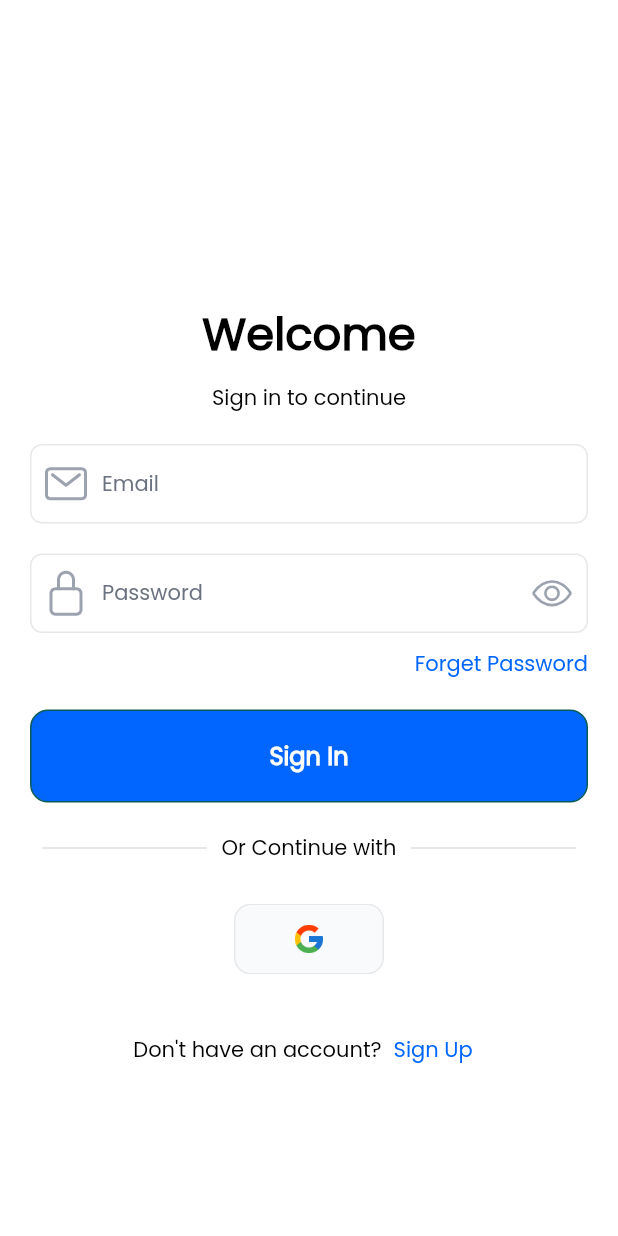
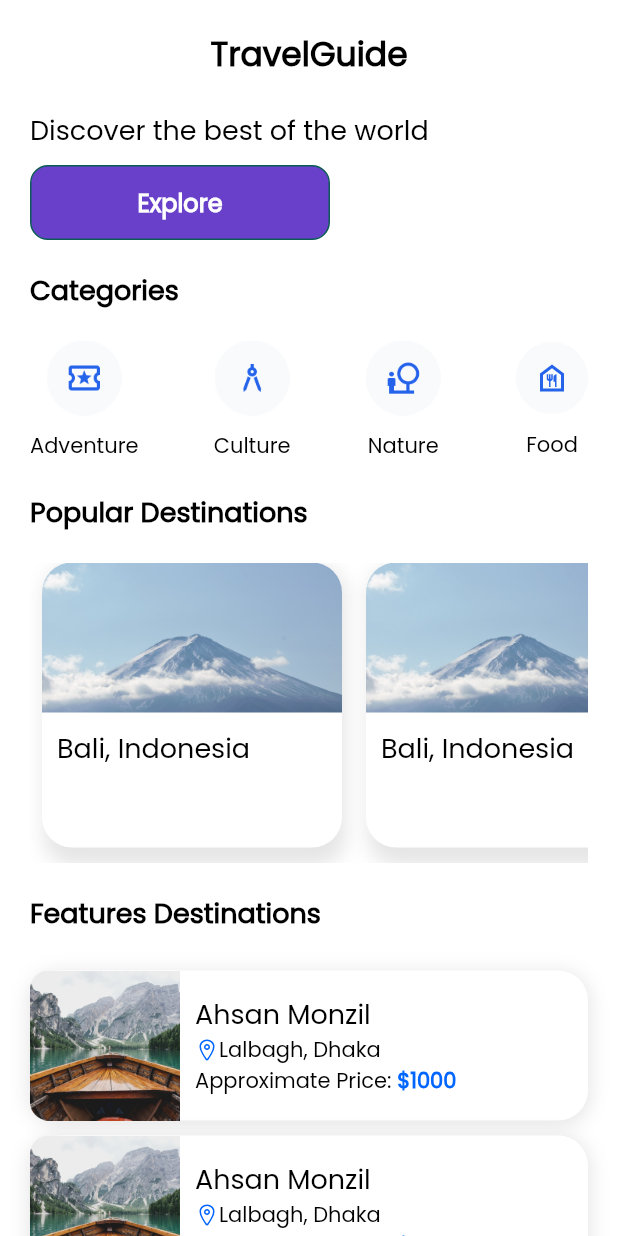
Before and after one commit to zobayerdev/Tour_Guide_Flutter, a Flutter app: the screen it shows after launch, after a tap on "Sign In", on a phone screen of 412 x 824 dp. Run offline on Flutter 3.47's test engine with Material 3 defaults, Android fonts, the light colour scheme and no system bars; our stand-ins replace dio, flutter_svg, fluttertoast, get, get_it, get_storage and 2 more.

Commit message:
Home screen is completed by 70%

```diff
--- a/lib/assets_helper/app_icons.dart
+++ b/lib/assets_helper/app_icons.dart
@@ -22,4 +22,5 @@ class AppIcons {
   static const String profileSvg = '$iconsRoute/profile.svg';
   static const String savedGrey = '$iconsRoute/saved_grey.svg';
   static const String leftArrow = '$iconsRoute/left_arrow.svg';
+  static const String food = '$iconsRoute/food.svg';
 }
--- a/lib/assets_helper/app_images.dart
+++ b/lib/assets_helper/app_images.dart
@@ -15,5 +15,10 @@ class AppImages {
   static const String lock = '$imageRoute/lock.png';
   static const String nature = '$imageRoute/nature.png';
   static const String popular = '$imageRoute/popular.png';
+  static const String main = '$imageRoute/main.png';
   static const String verification_image = '$imageRoute/verification_image.png';
+
+  static const String image1 = '$imageRoute/image1.png';
+  static const String image2 = '$imageRoute/image2.png';
+  static const String fimg1 = '$imageRoute/fimg1.png';
 }
--- a/lib/features/auth_screen/sign_in_screen/presentation/sign_in_screen.dart
+++ b/lib/features/auth_screen/sign_in_screen/presentation/sign_in_screen.dart
@@ -101,7 +101,9 @@ class _SignInScreenState extends State<SignInScreen> {
                   ),
                   customButton(
                     name: 'Sign In',
-                    onCallBack: () {},
+                    onCallBack: () {
+                      NavigationService.navigateTo(Routes.homeScreen);
+                    },
                     context: context,
                     color: AppColors.primaryColor,
                   ),
--- /dev/null
+++ b/lib/features/home_screen/presentation/home_screen.dart
@@ -0,0 +1,398 @@
+import 'package:boylar_plate/assets_helper/app_colors.dart';
+import 'package:boylar_plate/assets_helper/app_fonts.dart';
+import 'package:boylar_plate/assets_helper/app_icons.dart';
+import 'package:boylar_plate/assets_helper/app_images.dart';
+import 'package:boylar_plate/common_widgets/custom_button.dart';
+import 'package:flutter/material.dart';
+import 'package:flutter_svg/svg.dart';
+
+class HomeScreen extends StatefulWidget {
+  const HomeScreen({super.key});
+
+  @override
+  State<HomeScreen> createState() => _HomeScreenState();
+}
+
+class _HomeScreenState extends State<HomeScreen> {
+  @override
+  Widget build(BuildContext context) {
+    return Scaffold(
+      body: SafeArea(
+        child: SingleChildScrollView(
+          child: Padding(
+            padding: EdgeInsets.all(20),
+            child: Column(
+              children: [
+                Text(
+                  'TravelGuide',
+                  style: TextFontStyle.headLine22w800Poppins,
+                ),
+                const SizedBox(
+                  height: 20,
+                ),
+                Column(
+                  crossAxisAlignment: CrossAxisAlignment.start,
+                  children: [
+                    Text(
+                      'Discover the best of the world',
+                      style: TextFontStyle.textStyle18w400Poppins,
+                    ),
+                    const SizedBox(
+                      height: 10,
+                    ),
+                    customButton(
+                      name: 'Explore',
+                      onCallBack: () {},
+                      context: context,
+                      minWidth: 200,
+                      height: 50,
+                    ),
+                    SizedBox(
+                      height: 20,
+                    ),
+                    Text(
+                      'Categories',
+                      style: TextFontStyle.textStyle18w800Poppins,
+                    ),
+                    SizedBox(
+                      height: 20,
+                    ),
+                    Row(
+                      mainAxisAlignment: MainAxisAlignment.spaceBetween,
+                      children: [
+                        Column(
+                          children: [
+                            Image.asset(
+                              AppImages.adventure,
+                              width: 50,
+                              height: 50,
+                            ),
+                            SizedBox(
+                              height: 10,
+                            ),
+                            Text(
+                              'Adventure',
+                              style: TextFontStyle.textStyle14w400Poppins,
+                            ),
+                          ],
+                        ),
+                        Column(
+                          children: [
+                            Image.asset(
+                              AppImages.culture,
+                              width: 50,
+                              height: 50,
+                            ),
+                            SizedBox(
+                              height: 10,
+                            ),
+                            Text(
+                              'Culture',
+                              style: TextFontStyle.textStyle14w400Poppins,
+                            ),
+                          ],
+                        ),
+                        Column(
+                          children: [
+                            Image.asset(
+                              AppImages.nature,
+                              width: 50,
+                              height: 50,
+                            ),
+                            SizedBox(
+                              height: 10,
+                            ),
+                            Text(
+                              'Nature',
+                              style: TextFontStyle.textStyle14w400Poppins,
+                            ),
+                          ],
+                        ),
+                        Column(
+                          children: [
+                            SvgPicture.asset(AppIcons.food),
+                            SizedBox(
+                              height: 10,
+                            ),
+                            Text(
+                              'Food',
+                              style: TextFontStyle.textStyle14w400Poppins,
+                            ),
+                          ],
+                        ),
+                      ],
+                    ),
+                    SizedBox(
+                      height: 20,
+                    ),
+                    Text(
+                      'Popular Destinations',
+                      style: TextFontStyle.textStyle18w800Poppins,
+                    ),
+                    SizedBox(
+                      height: 20,
+                    ),
+                    SizedBox(
+                      height:
+                          200, // Height should accommodate the container and its content
+                      child: ListView.builder(
+                        scrollDirection:
+                            Axis.horizontal, // Horizontal scrolling
+                        itemCount: 5, // Number of items (adjust as needed)
+                        itemBuilder: (context, index) {
+                          return Padding(
+                            padding: EdgeInsets.symmetric(
+                                horizontal: 8), // Spacing between items
+                            child: Container(
+                              decoration: BoxDecoration(
+                                borderRadius: BorderRadius.circular(20),
+                                boxShadow: [
+                                  BoxShadow(
+                                    color: Colors.black26.withOpacity(0.1),
+                                    blurRadius: 10,
+                                    spreadRadius: 0.1,
+                                    offset: Offset(2, 2), // Shadow effect
+                                  ),
+                                ],
+                              ),
+                              child: Padding(
+                                padding: const EdgeInsets.only(bottom: 10.0),
+                                child: Container(
+                                  height: 100,
+                                  width: 200,
+                                  decoration: BoxDecoration(
+                                    borderRadius: BorderRadius.circular(20),
+                                    color: Colors.white, // Inner solid color
+                                  ),
+                                  child: Column(
+                                    crossAxisAlignment:
+                                        CrossAxisAlignment.start,
+                                    children: [
+                                      ClipRRect(
+                                        borderRadius: BorderRadius.only(
+                                          topLeft: Radius.circular(20),
+                                          topRight: Radius.circular(20),
+                                        ),
+                                        child: Image.asset(
+                                          AppImages.image1,
+                                          width: double.infinity,
+                                          height: 100,
+                                          fit: BoxFit.cover,
+                                        ),
+                                      ),
+                                      SizedBox(height: 10),
+                                      Padding(
+                                        padding: EdgeInsets.symmetric(
+                                            horizontal: 10),
+                                        child: Text(
+                                          'Bali, Indonesia',
+                                          style: TextFontStyle
+                                              .textStyle18w500Poppins,
+                                          textAlign: TextAlign.start,
+                                        ),
+                                      ),
+                                    ],
+                                  ),
+                                ),
+                              ),
+                            ),
+                          );
+                        },
+                      ),
+                    ),
+                    SizedBox(
+                      height: 20,
+                    ),
+                    Text(
+                      'Features Destinations',
+                      style: TextFontStyle.textStyle18w800Poppins,
+                    ),
+                    SizedBox(
+                      height: 20,
+                    ),
+                    // Container(
+                    //   height: 100,
+                    //   width: double.infinity,
+                    //   decoration: BoxDecoration(
+                    //       borderRadius: BorderRadius.circular(20),
+                    //       color: Colors.white,
+                    //       border: Border.all(
+                    //           width: 2,
+                    //           color: AppColors.c02BF65) // Inner solid color
+                    //       ),
+                    //   child: Row(
+                    //     children: [
+                    //       Image.asset(AppImages.fimg1),
+                    //       SizedBox(
+                    //         width: 10,
+                    //       ),
+                    //       Column(
+                    //         mainAxisAlignment: MainAxisAlignment.center,
+                    //         crossAxisAlignment: CrossAxisAlignment.start,
+                    //         children: [
+                    //           Text(
+                    //             'Bali, Indonesia',
+                    //             style: TextFontStyle.textStyle18w500Poppins,
+                    //           ),
+                    //           Row(
+                    //             children: [
+                    //               SvgPicture.asset(
+                    //                 AppIcons.locationPost,
+                    //                 color: AppColors.primaryColor,
+                    //               ),
+                    //               Text(
+                    //                 'Lalbagh, Dhaka',
+                    //                 style: TextFontStyle.textStyle14w400Poppins,
+                    //               ),
+                    //             ],
+                    //           ),
+                    //           Row(
+                    //             children: [
+                    //               Text(
+                    //                 'Approximate Price: ',
+                    //                 style: TextFontStyle.textStyle14w400Poppins,
+                    //               ),
+                    //               Text(
+                    //                 '\$1000',
+                    //                 style: TextFontStyle.textStyle14w600Poppins
+                    //                     .copyWith(
+                    //                   color: AppColors.primaryColor,
+                    //                 ),
+                    //               ),
+                    //             ],
+                    //           ),
+                    //         ],
+                    //       ),
+                    //     ],
+                    //   ),
+                    // ),
+
+                    DestinationCard(
+                      address: 'Ahsan Monzil',
+                      location: 'Lalbagh, Dhaka',
+                      price: '\$1000',
+                      image: AppImages.fimg1,
+                    ),
+                    DestinationCard(
+                      address: 'Ahsan Monzil',
+                      location: 'Lalbagh, Dhaka',
+                      price: '\$1000',
+                      image: AppImages.fimg1,
+                    ),
+                    DestinationCard(
+                      address: 'Ahsan Monzil',
+                      location: 'Lalbagh, Dhaka',
+                      price: '\$1000',
+                      image: AppImages.fimg1,
+                    ),
+                    DestinationCard(
+                      address: 'Ahsan Monzil',
+                      location: 'Lalbagh, Dhaka',
+                      price: '\$1000',
+                      image: AppImages.fimg1,
+                    ),
+                    DestinationCard(
+                      address: 'Ahsan Monzil',
+                      location: 'Lalbagh, Dhaka',
+                      price: '\$1000',
+                      image: AppImages.fimg1,
+                    ),
+                  ],
+                ),
+              ],
+            ),
+          ),
+        ),
+      ),
+    );
+  }
+}
+
+class DestinationCard extends StatelessWidget {
+  final String? address;
+  final String? location;
+  final String? price;
+  final String? image;
+
+  const DestinationCard({
+    super.key,
+    this.address,
+    this.location,
+    this.price,
+    this.image,
+  });
+
+  @override
+  Widget build(BuildContext context) {
+    return Padding(
+      padding: const EdgeInsets.symmetric(vertical: 5),
+      child: Container(
+        height: 100,
+        width: double.infinity,
+        decoration: BoxDecoration(
+          borderRadius: BorderRadius.circular(20),
+          color: Colors.white,
+          boxShadow: [
+            BoxShadow(
+              color: Colors.transparent.withOpacity(0.1),
+              spreadRadius: 1,
+              blurRadius: 10,
+              offset: Offset(0, 2),
+            ),
+          ],
+        ),
+        child: Row(
+          children: [
+            image != null
+                ? Image.asset(
+                    image!,
+                    fit: BoxFit.cover,
+                  )
+                : Container(
+                    color: Colors.grey,
+                  ),
+            SizedBox(
+              width: 10,
+            ),
+            Column(
+              mainAxisAlignment: MainAxisAlignment.center,
+              crossAxisAlignment: CrossAxisAlignment.start,
+              children: [
+                Text(
+                  address ?? 'Not Defined',
+                  style: TextFontStyle.textStyle18w500Poppins,
+                ),
+                Row(
+                  children: [
+                    SvgPicture.asset(
+                      AppIcons.locationPost,
+                      color: AppColors.primaryColor,
+                    ),
+                    Text(
+                      location ?? 'Not Defined',
+                      style: TextFontStyle.textStyle14w400Poppins,
+                    ),
+                  ],
+                ),
+                Row(
+                  children: [
+                    Text(
+                      'Approximate Price: ',
+                      style: TextFontStyle.textStyle14w400Poppins,
+                    ),
+                    Text(
+                      price ?? 'Not Defined',
+                      style: TextFontStyle.textStyle14w600Poppins.copyWith(
+                        color: AppColors.primaryColor,
+                      ),
+                    ),
+                  ],
+                ),
+              ],
+            ),
+          ],
+        ),
+      ),
+    );
+  }
+}
--- a/lib/helpers/all_routes.dart
+++ b/lib/helpers/all_routes.dart
@@ -5,6 +5,7 @@ import 'package:boylar_plate/features/auth_screen/new_pass_screen/presentation/n
 import 'package:boylar_plate/features/auth_screen/otp_screen/presentation/otp_screen.dart';
 import 'package:boylar_plate/features/auth_screen/sign_in_screen/presentation/sign_in_screen.dart';
 import 'package:boylar_plate/features/auth_screen/sign_up_screen/presentation/sign_up_screen.dart';
+import 'package:boylar_plate/features/home_screen/presentation/home_screen.dart';
 import 'package:flutter/cupertino.dart';
 
 final class Routes {
@@ -18,6 +19,9 @@ final class Routes {
   static const String forgotPassScreen = '/forget_password_screen';
   static const String createNewPassScreen = '/create-new_password_screen';
   static const String userOTPScreen = '/user_otp_screen';
+
+  // ################## Home User #####################
+  static const String homeScreen = '/home_screen';
 }
 
 final class RouteGenerator {
@@ -53,6 +57,11 @@ final class RouteGenerator {
         return Platform.isAndroid
             ? _FadedTransitionRoute(widget: UserOTPScreen(), settings: settings)
             : CupertinoPageRoute(builder: (context) => UserOTPScreen());
+
+      case Routes.homeScreen:
+        return Platform.isAndroid
+            ? _FadedTransitionRoute(widget: HomeScreen(), settings: settings)
+            : CupertinoPageRoute(builder: (context) => HomeScreen());
 
       default:
         return null;
```
Also changed, not shown: assets/icons/food.svg (added), assets/images/fimg1.png (added), assets/images/image1.png (added), assets/images/image2.png (added), assets/images/main.png (added).
